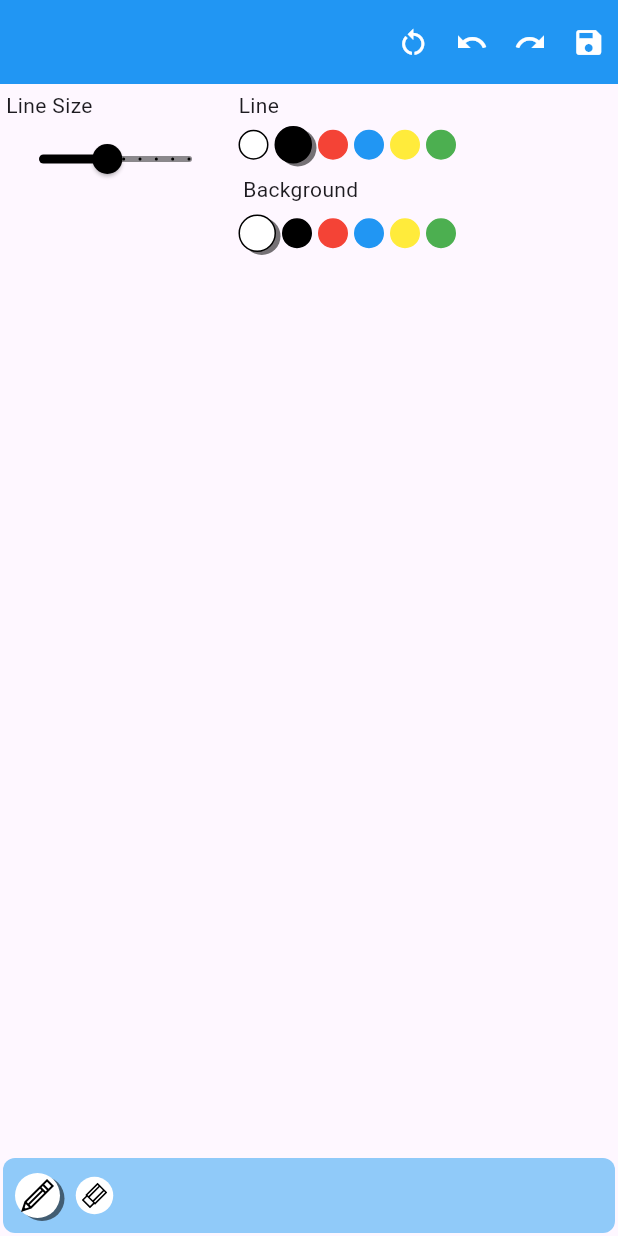
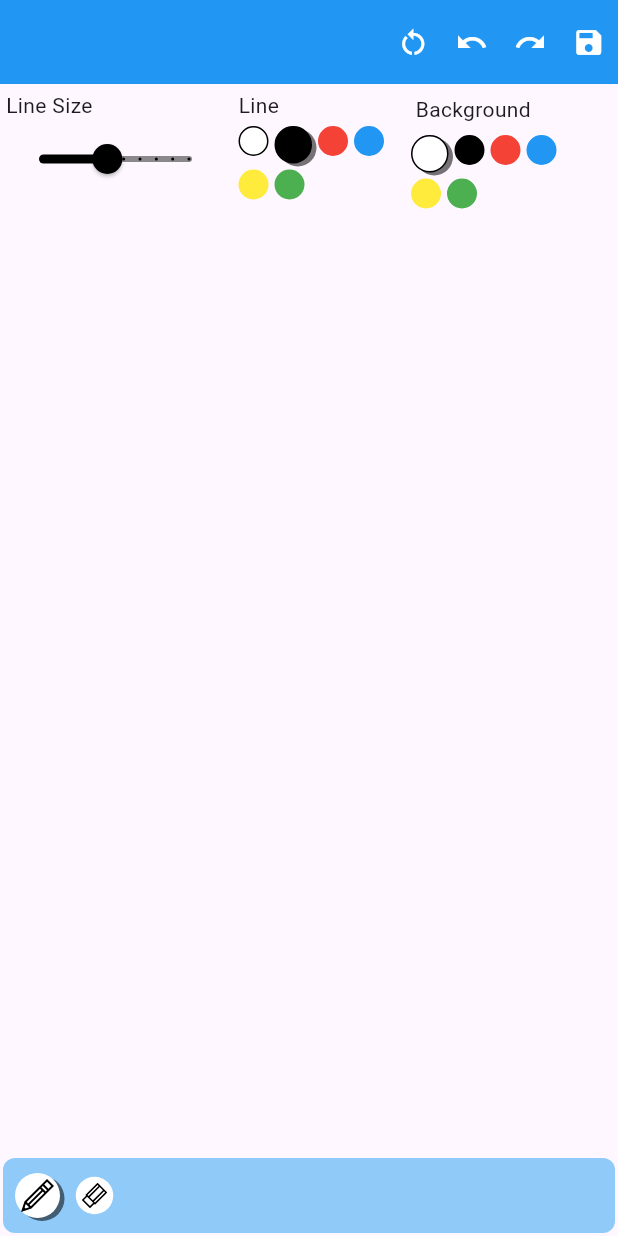
Before and after one commit to hydev777/kids_drawing_app, a Flutter app: the screen it shows after launch, on a phone screen of 412 x 824 dp. Run offline on Flutter 3.47's test engine with Material 3 defaults, Android fonts, the phone set to English and light mode, and no system bars; our stand-ins replace flutter_svg, image_gallery_saver.

Commit message:
layout(drawing_panel): changed colors position and layout

```diff
--- a/lib/screens/drawer_panel/view/drawing_panel.dart
+++ b/lib/screens/drawer_panel/view/drawing_panel.dart
@@ -1,7 +1,9 @@
 import 'dart:typed_data';
 import 'dart:io';
 
+import 'package:flutter/cupertino.dart';
 import 'package:flutter/material.dart';
+import 'package:flutter/widgets.dart';
 import 'package:image_gallery_saver/image_gallery_saver.dart';
 import 'package:path_provider/path_provider.dart';
 import 'package:provider/provider.dart';
@@ -57,7 +59,7 @@ class _PanelState extends State<Panel> {
               child: Text(
                 'SAVE',
                 style: TextStyle(
-                    color: Colors.deepPurple[300],
+                    color: Colors.blue[500],
                     fontSize: 16,
                     fontWeight: FontWeight.bold),
               ),
@@ -123,7 +125,7 @@ class _PanelState extends State<Panel> {
             child: Text(
               'CLEAR',
               style: TextStyle(
-                  color: Colors.deepPurple[300],
+                  color: Colors.blue[500],
                   fontSize: 16,
                   fontWeight: FontWeight.bold),
             ),
@@ -245,9 +247,8 @@ class _PanelState extends State<Panel> {
           padding: const EdgeInsets.all(2.0),
           child: Column(
             children: [
-              viewportWidth < 426
-                  ? SizedBox(
-                      height: 120,
+              SizedBox(
+                height: 90,
                 width: double.infinity,
                 child: Row(
                   children: [
@@ -268,8 +269,7 @@ class _PanelState extends State<Panel> {
                                   child: Slider(
                                     value: lineSize!,
                                     onChanged: (newSize) {
-                                            panelActions.changeLineSize =
-                                                newSize;
+                                      panelActions.changeLineSize = newSize;
                                     },
                                     activeColor:
                                         sizeSelectorColor == Colors.white
@@ -291,7 +291,7 @@ class _PanelState extends State<Panel> {
                       ],
                     ),
                     const SizedBox(width: 5),
-                          Column(
+                    Row(
                       children: [
                         Column(
                           crossAxisAlignment: CrossAxisAlignment.start,
@@ -301,21 +301,26 @@ class _PanelState extends State<Panel> {
                                   vertical: 2, horizontal: 2),
                               child: Text('Line'),
                             ),
-                                  Row(
+                            SizedBox(
+                              width: 105,
+                              child: Wrap(
                                 children: [
                                   ...lineColors!.map((color) {
                                     return ColorOption(
                                       color: color,
                                       selectedColor: selectedLineColor,
                                       onTap: () {
-                                            panelActions.changeLineColor =
-                                                color;
+                                        panelActions.changeLineColor = color;
                                       },
                                     );
                                   }).toList(),
                                 ],
                               ),
+                            ),
                           ],
+                        ),
+                        const SizedBox(
+                          width: 10,
                         ),
                         Column(
                           crossAxisAlignment: CrossAxisAlignment.start,
@@ -325,13 +330,14 @@ class _PanelState extends State<Panel> {
                                   vertical: 5, horizontal: 5),
                               child: Text('Background'),
                             ),
-                                  Row(
+                            SizedBox(
+                              width: 110,
+                              child: Wrap(
                                 children: [
                                   ...backgroundColors!.map((color) {
                                     return ColorOption(
                                       color: color,
-                                          selectedColor:
-                                              selectedBackgroundColor,
+                                      selectedColor: selectedBackgroundColor,
                                       onTap: () {
                                         panelActions.changeBackgroundColor =
                                             color;
@@ -340,98 +346,6 @@ class _PanelState extends State<Panel> {
                                   }).toList(),
                                 ],
                               ),
-                                ],
-                              ),
-                            ],
-                          ),
-                        ],
-                      ),
-                    )
-                  : SizedBox(
-                      height: 120,
-                      width: double.infinity,
-                      child: Row(
-                        children: [
-                          Column(
-                            children: [
-                              Column(
-                                crossAxisAlignment: CrossAxisAlignment.start,
-                                children: [
-                                  const Padding(
-                                    padding: EdgeInsets.symmetric(
-                                        vertical: 5, horizontal: 5),
-                                    child: Text('Line'),
-                                  ),
-                                  Row(
-                                    children: [
-                                      ...lineColors!.map((color) {
-                                        return ColorOption(
-                                          color: color,
-                                          selectedColor: selectedLineColor,
-                                          onTap: () {
-                                            panelActions.changeLineColor =
-                                                color;
-                                          },
-                                        );
-                                      }).toList(),
-                                    ],
-                                  ),
-                                ],
-                              ),
-                              Column(
-                                crossAxisAlignment: CrossAxisAlignment.start,
-                                children: [
-                                  const Padding(
-                                    padding: EdgeInsets.symmetric(
-                                        vertical: 5, horizontal: 5),
-                                    child: Text('Background'),
-                                  ),
-                                  Row(
-                                    children: [
-                                      ...backgroundColors!.map((color) {
-                                        return ColorOption(
-                                          color: color,
-                                          selectedColor:
-                                              selectedBackgroundColor,
-                                          onTap: () {
-                                            panelActions.changeBackgroundColor =
-                                                color;
-                                          },
-                                        );
-                                      }).toList(),
-                                    ],
-                                  ),
-                                ],
-                              ),
-                            ],
-                          ),
-                          const SizedBox(width: 10),
-                          Column(
-                            crossAxisAlignment: CrossAxisAlignment.start,
-                            children: [
-                              Column(
-                                crossAxisAlignment: CrossAxisAlignment.start,
-                                children: [
-                                  const Padding(
-                                    padding: EdgeInsets.symmetric(
-                                        vertical: 5, horizontal: 5),
-                                    child: Text('Line Size'),
-                                  ),
-                                  Row(
-                                    children: [
-                                      Slider(
-                                        value: lineSize!,
-                                        onChanged: (newSize) {
-                                          panelActions.changeLineSize = newSize;
-                                        },
-                                        activeColor: sizeSelectorColor,
-                                        thumbColor: Colors.black,
-                                        min: 1,
-                                        max: 10,
-                                        divisions: 9,
-                                        label: "$lineSize",
-                                      )
-                                    ],
                             ),
                           ],
                         ),
```
Lines whose indentation alone changed are shown as unchanged.
